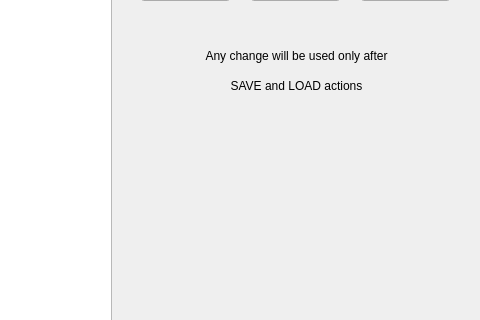
Qt form python/utilities/skalab/Gui/skalab_profile.ui (ska-sci-ops/aavs-system) before a commit; both pictures show x 659 to 1139 and y 420 to 740 of the 1139 by 871 pixel window.
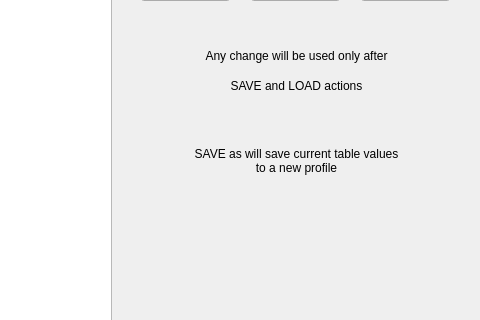
The same form after that commit.

```diff
--- a/python/utilities/skalab/Gui/skalab_profile.ui
+++ b/python/utilities/skalab/Gui/skalab_profile.ui
@@ -392,6 +392,29 @@
     <string>Clear</string>
    </property>
   </widget>
+  <widget class="QLabel" name="qlabel_conf_label_9">
+   <property name="geometry">
+    <rect>
+     <x>800</x>
+     <y>550</y>
+     <width>311</width>
+     <height>61</height>
+    </rect>
+   </property>
+   <property name="layoutDirection">
+    <enum>Qt::LeftToRight</enum>
+   </property>
+   <property name="text">
+    <string>SAVE as will save current table values
+to a new profile</string>
+   </property>
+   <property name="alignment">
+    <set>Qt::AlignCenter</set>
+   </property>
+   <property name="wordWrap">
+    <bool>true</bool>
+   </property>
+  </widget>
   <zorder>qline_row</zorder>
   <zorder>qline_col</zorder>
   <zorder>qtable_conf</zorder>
```
Left out of the diff: 1 changed line with no effect on the pictures.
